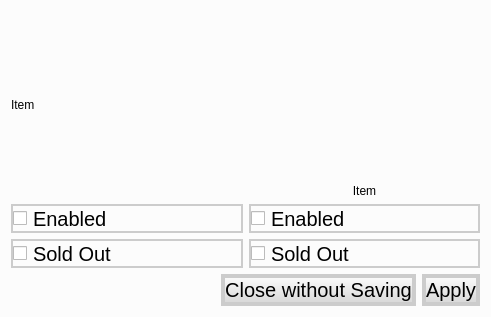
Qt form adminItem.ui (fsiwi-hka/coffeesale) before a commit.
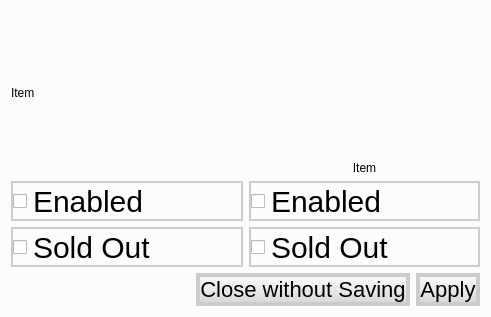
The same form after that commit.

Patch:
```diff
--- a/adminItem.ui
+++ b/adminItem.ui
@@ -19,9 +19,10 @@
 }
 
 QCheckBox {
-    font-size: 20px;
+    font-size: 30px;
 	border: 2px solid #CCC;
 	border-radius: 0.2em;
+	text-align: center;
 }
 
 QDialog {
@@ -33,8 +34,8 @@
 	border-radius: 0.5em;
 	background-color: qlineargradient(spread:pad, x1:0, y1:0, x2:0, y2:1, stop:0 rgba(255, 255, 255, 255), stop:1 rgba(212, 212, 212, 255));
 	text-align: bottom center;
-	padding: 0.8em;
-    font-size: 20px;
+	padding: 1.3em;
+    font-size: 22px;
 }
 
 QPushButton:on, QToolButton:on {
@@ -60,6 +61,9 @@
      </item>
      <item row="1" column="0">
       <widget class="QCheckBox" name="checkBox">
+       <property name="layoutDirection">
+        <enum>Qt::LeftToRight</enum>
+       </property>
        <property name="text">
         <string>Enabled</string>
        </property>
```
